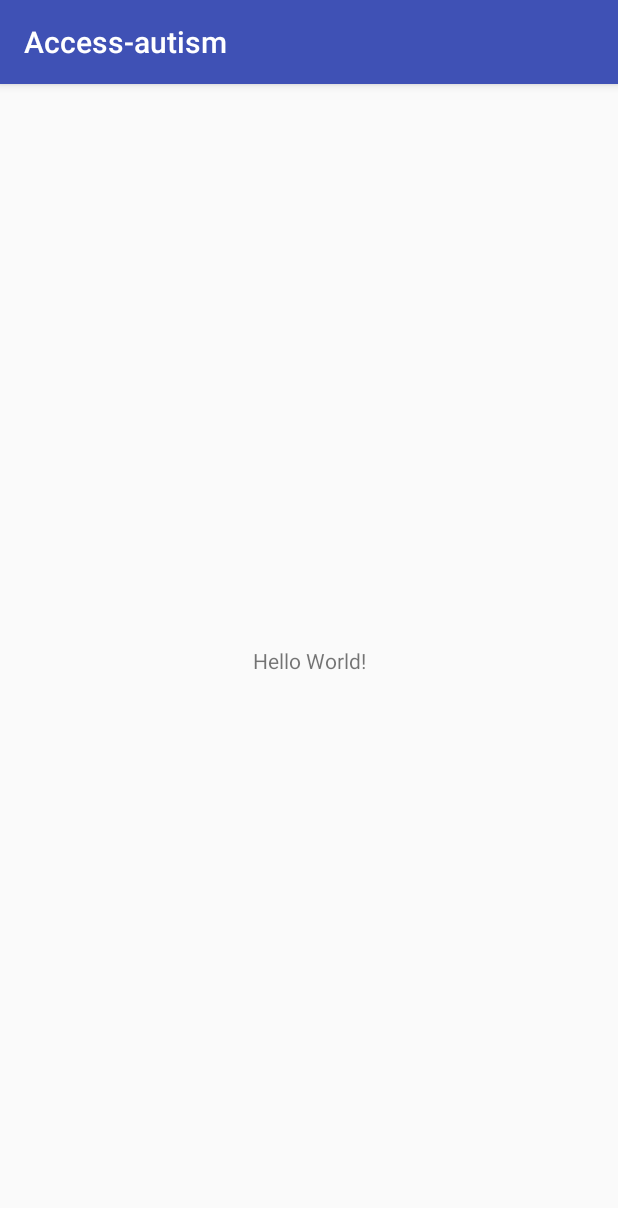
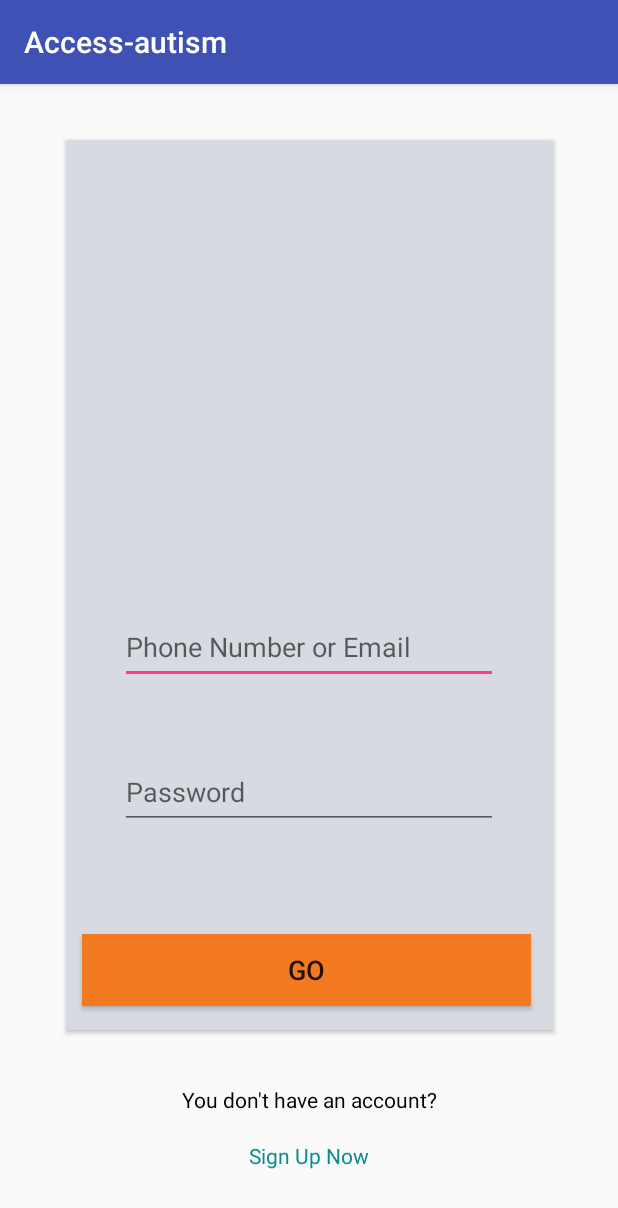
Before and after one commit to access-autism/android-client, an Android app: the screen it shows after launch (SignAppActivity before the commit, LoginActivity after it), on a phone screen of 412 x 824 dp. Shown: the top 1208 px of the screen. Run offline under Robolectric (Android 15) with nearby library versions, the light colour scheme and no system bars.

Commit message:
add login and sign-up screens

```diff
--- a/app/build.gradle
+++ b/app/build.gradle
@@ -24,10 +24,11 @@ android {
 
 dependencies {
     implementation fileTree(dir: 'libs', include: ['*.jar'])
-    implementation"org.jetbrains.kotlin:kotlin-stdlib-jre7:$kotlin_version"
+    implementation "org.jetbrains.kotlin:kotlin-stdlib-jre7:$kotlin_version"
     implementation 'com.android.support:appcompat-v7:26.1.0'
     implementation 'com.android.support.constraint:constraint-layout:1.0.2'
     testImplementation 'junit:junit:4.12'
     androidTestImplementation 'com.android.support.test:runner:1.0.1'
     androidTestImplementation 'com.android.support.test.espresso:espresso-core:3.0.1'
+    implementation 'com.android.support:cardview-v7:26.1.0'
 }
--- a/app/src/main/AndroidManifest.xml
+++ b/app/src/main/AndroidManifest.xml
@@ -9,13 +9,14 @@
         android:roundIcon="@mipmap/ic_launcher_round"
         android:supportsRtl="true"
         android:theme="@style/AppTheme">
-        <activity android:name=".SignAppActivity">
+        <activity android:name=".LoginActivity">
             <intent-filter>
                 <action android:name="android.intent.action.MAIN" />
 
                 <category android:name="android.intent.category.LAUNCHER" />
             </intent-filter>
         </activity>
+        <activity android:name=".SignUpActivity"></activity>
     </application>
 
 </manifest>
--- /dev/null
+++ b/app/src/main/java/com/example/chouaib/access_autism/LoginActivity.kt
@@ -0,0 +1,22 @@
+package com.example.chouaib.access_autism
+
+import android.support.v7.app.AppCompatActivity
+import android.os.Bundle
+import android.view.View
+import android.content.Intent
+
+
+
+class LoginActivity : AppCompatActivity() {
+
+    override fun onCreate(savedInstanceState: Bundle?) {
+        super.onCreate(savedInstanceState)
+        setContentView(R.layout.activity_login)
+
+    }
+
+    fun onClickSignUp(v: View){
+        val intent = Intent(this, SignUpActivity::class.java)
+        this.startActivity(intent)
+    }
+}
--- a/app/src/main/java/com/example/chouaib/access_autism/SignAppActivity.kt
+++ /dev/null
@@ -1,12 +0,0 @@
-package com.example.chouaib.access_autism
-
-import android.support.v7.app.AppCompatActivity
-import android.os.Bundle
-
-class SignAppActivity : AppCompatActivity() {
-
-    override fun onCreate(savedInstanceState: Bundle?) {
-        super.onCreate(savedInstanceState)
-        setContentView(R.layout.activity_sign_app)
-    }
-}
--- /dev/null
+++ b/app/src/main/res/layout/activity_login.xml
@@ -0,0 +1,105 @@
+<?xml version="1.0" encoding="utf-8"?>
+<android.support.constraint.ConstraintLayout xmlns:android="http://schemas.android.com/apk/res/android"
+    xmlns:app="http://schemas.android.com/apk/res-auto"
+    xmlns:tools="http://schemas.android.com/tools"
+    android:layout_width="match_parent"
+    android:layout_height="match_parent"
+    tools:context="com.example.chouaib.access_autism.LoginActivity">
+
+    <android.support.v7.widget.CardView
+        android:id="@+id/cardView"
+        android:layout_width="325dp"
+        android:layout_height="0dp"
+        android:layout_marginBottom="74dp"
+        android:layout_marginTop="37dp"
+        android:backgroundTint="@color/colorCardGray"
+        app:layout_constraintBottom_toTopOf="@+id/textView3"
+        app:layout_constraintEnd_toEndOf="parent"
+        app:layout_constraintHorizontal_bias="0.508"
+        app:layout_constraintLeft_toLeftOf="parent"
+        app:layout_constraintRight_toRightOf="parent"
+        app:layout_constraintStart_toStartOf="parent"
+        app:layout_constraintTop_toTopOf="parent">
+
+        <android.support.constraint.ConstraintLayout
+            android:layout_width="match_parent"
+            android:layout_height="match_parent"
+            app:layout_constraintBottom_toTopOf="@+id/editText6"
+            app:layout_constraintTop_toTopOf="@+id/editText6">
+
+            <EditText
+                android:id="@+id/editText5"
+                style="@style/Base.Widget.AppCompat.EditText"
+                android:layout_width="252dp"
+                android:layout_height="49dp"
+                android:layout_marginBottom="157dp"
+                android:layout_marginTop="94dp"
+                android:ems="10"
+                android:hint="@string/login_hint"
+                android:inputType="textPersonName"
+                app:layout_constraintBottom_toTopOf="@+id/button"
+                app:layout_constraintHorizontal_bias="0.493"
+                app:layout_constraintLeft_toLeftOf="parent"
+                app:layout_constraintRight_toRightOf="parent"
+                app:layout_constraintTop_toTopOf="parent"
+                app:layout_constraintVertical_bias="0.96" />
+
+            <EditText
+                android:id="@+id/editText6"
+                style="@style/Base.Widget.AppCompat.EditText"
+                android:layout_width="252dp"
+                android:layout_height="49dp"
+                android:layout_marginBottom="125dp"
+                android:ems="10"
+                android:hint="@string/password_hint"
+                android:inputType="textPassword"
+                app:layout_constraintBottom_toBottomOf="parent"
+                app:layout_constraintEnd_toEndOf="parent"
+                app:layout_constraintHorizontal_bias="0.493"
+                app:layout_constraintLeft_toLeftOf="parent"
+                app:layout_constraintRight_toRightOf="parent"
+                app:layout_constraintStart_toStartOf="parent"
+                app:layout_constraintTop_toBottomOf="@+id/editText5"
+                app:layout_constraintVertical_bias="0.847" />
+
+            <Button
+                android:id="@+id/button"
+                android:layout_width="299dp"
+                android:layout_height="wrap_content"
+                android:layout_marginBottom="16dp"
+                android:background="@color/colorButtonOrange"
+                android:text="@string/login_button"
+                android:textSize="18sp"
+                app:layout_constraintBottom_toBottomOf="parent"
+                app:layout_constraintHorizontal_bias="0.4"
+                app:layout_constraintLeft_toLeftOf="parent"
+                app:layout_constraintRight_toRightOf="parent" />
+        </android.support.constraint.ConstraintLayout>
+    </android.support.v7.widget.CardView>
+
+    <TextView
+        android:id="@+id/textViewSignUp"
+        android:layout_width="wrap_content"
+        android:layout_height="wrap_content"
+        android:layout_marginBottom="45dp"
+        android:text="@string/no_account_text"
+        android:textColor="@color/black"
+        android:textSize="14sp"
+        app:layout_constraintBottom_toBottomOf="parent"
+        app:layout_constraintLeft_toLeftOf="parent"
+        app:layout_constraintRight_toRightOf="parent"
+        app:layout_constraintTop_toBottomOf="@+id/cardView" />
+
+    <TextView
+        android:id="@+id/textView3"
+        android:layout_width="wrap_content"
+        android:layout_height="wrap_content"
+        android:layout_marginBottom="44dp"
+        android:onClick="onClickSignUp"
+        android:text="@string/sign_up_link"
+        android:textColor="@color/colorButtonText"
+        app:layout_constraintBottom_toBottomOf="parent"
+        app:layout_constraintLeft_toLeftOf="parent"
+        app:layout_constraintRight_toRightOf="parent"
+        app:layout_constraintTop_toBottomOf="@+id/cardView" />
+</android.support.constraint.ConstraintLayout>
--- a/app/src/main/res/layout/activity_sign_app.xml
+++ /dev/null
@@ -1,18 +0,0 @@
-<?xml version="1.0" encoding="utf-8"?>
-<android.support.constraint.ConstraintLayout xmlns:android="http://schemas.android.com/apk/res/android"
-    xmlns:app="http://schemas.android.com/apk/res-auto"
-    xmlns:tools="http://schemas.android.com/tools"
-    android:layout_width="match_parent"
-    android:layout_height="match_parent"
-    tools:context="com.example.chouaib.access_autism.SignAppActivity">
-
-    <TextView
-        android:layout_width="wrap_content"
-        android:layout_height="wrap_content"
-        android:text="Hello World!"
-        app:layout_constraintBottom_toBottomOf="parent"
-        app:layout_constraintLeft_toLeftOf="parent"
-        app:layout_constraintRight_toRightOf="parent"
-        app:layout_constraintTop_toTopOf="parent" />
-
-</android.support.constraint.ConstraintLayout>
--- a/app/src/main/res/values/colors.xml
+++ b/app/src/main/res/values/colors.xml
@@ -3,4 +3,11 @@
     <color name="colorPrimary">#3F51B5</color>
     <color name="colorPrimaryDark">#303F9F</color>
     <color name="colorAccent">#FF4081</color>
+    <color name="colorButtonOrange">#F37A20</color>
+    <color name="colorButtonGreen">#82BF6E</color>
+    <color name="colorCardGray">#d7dae0</color>
+    <color name="white">#fff</color>
+    <color name="black">#000</color>
+    <color name="colorButtonText">#088c91</color>
+
 </resources>
--- a/app/src/main/res/values/strings.xml
+++ b/app/src/main/res/values/strings.xml
@@ -1,3 +1,13 @@
 <resources>
     <string name="app_name">Access-autism</string>
+    <string name="first_name_hint">First Name</string>
+    <string name="last_name_hint">Last Name</string>
+    <string name="email_hint">Email</string>
+    <string name="phone_number_hint">Phone Number</string>
+    <string name="password_hint">Password</string>
+    <string name="login_hint">Phone Number or Email</string>
+    <string name="sign_up_button">SIGN UP</string>
+    <string name="sign_up_link">Sign Up Now</string>
+    <string name="no_account_text">You don\'t have an account?</string>
+    <string name="login_button">GO</string>
 </resources>
```
Also changed, not shown: app/src/main/java/com/example/chouaib/access_autism/SignUpActivity.kt (added, +23 -0 lines), app/src/main/res/layout/activity_sign_up.xml (added, +121 -0 lines), app/src/main/res/values/roles.xml (added, +9 -0 lines).
